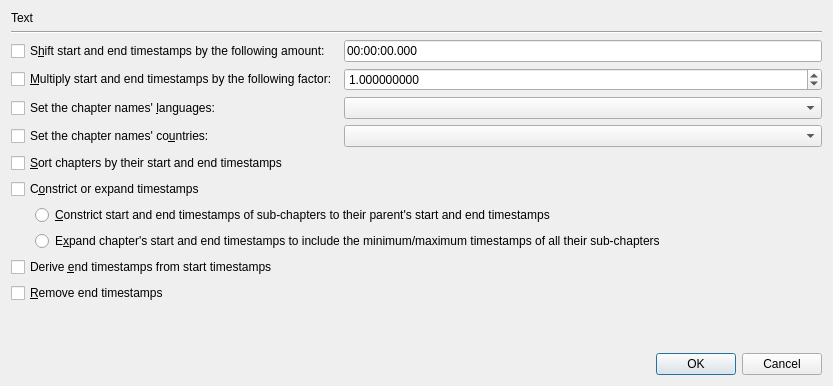
Qt form src/mkvtoolnix-gui/forms/chapter_editor/mass_modification_dialog.ui (jpsdr/MKVToolnix-Windows-7) before a commit.
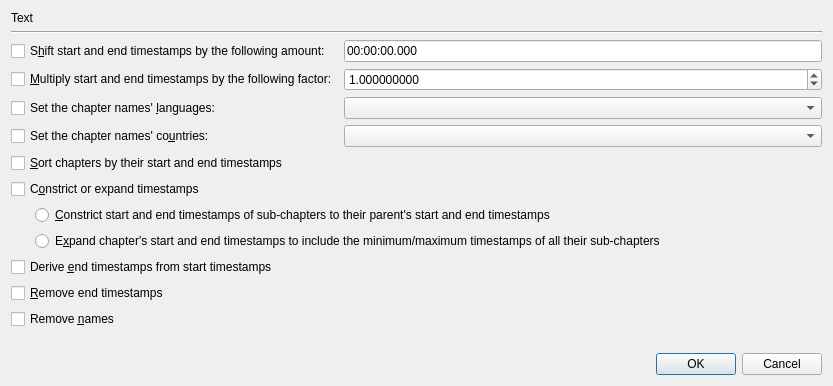
The same form after that commit. Custom widgets are drawn as their Qt base class.

Commit message:
GUI: chapters: new "remove names" option in "additional modifications"
Part of the implementation of #2275.

```diff
--- a/src/mkvtoolnix-gui/forms/chapter_editor/mass_modification_dialog.ui
+++ b/src/mkvtoolnix-gui/forms/chapter_editor/mass_modification_dialog.ui
@@ -164,6 +164,13 @@
      </property>
     </widget>
    </item>
+   <item>
+    <widget class="QCheckBox" name="cbRemoveNames">
+     <property name="text">
+      <string>Remove &amp;names</string>
+     </property>
+    </widget>
+   </item>
    <item>
     <spacer name="verticalSpacer">
      <property name="orientation">
```
The commit also changes 5 other files.
